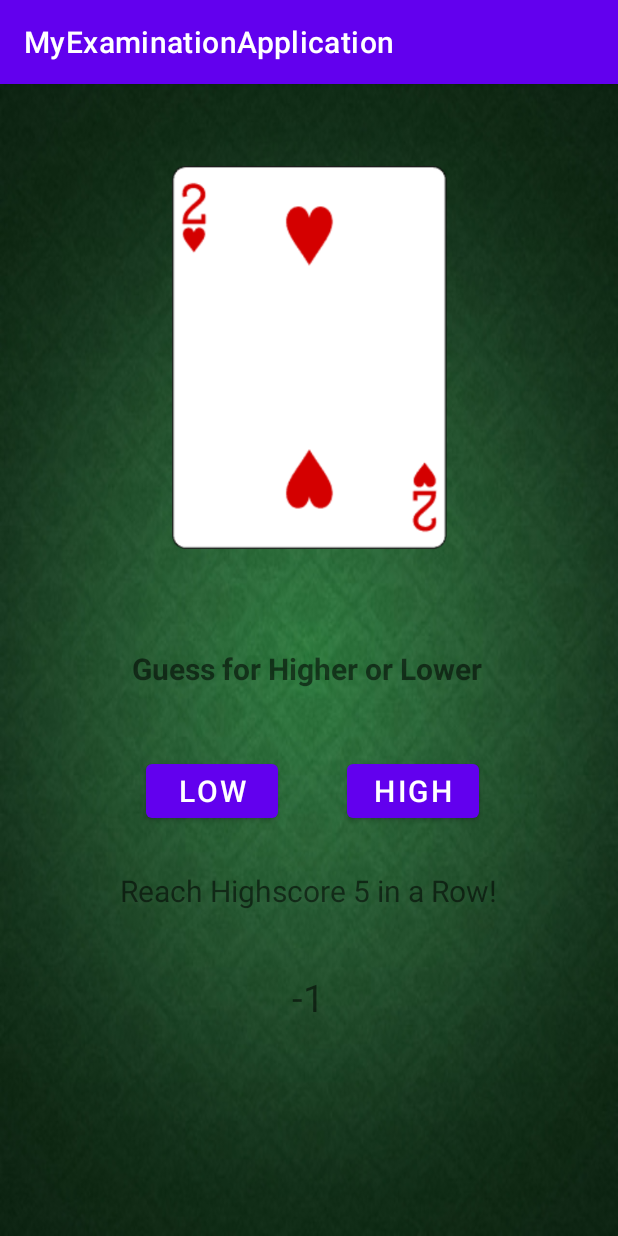
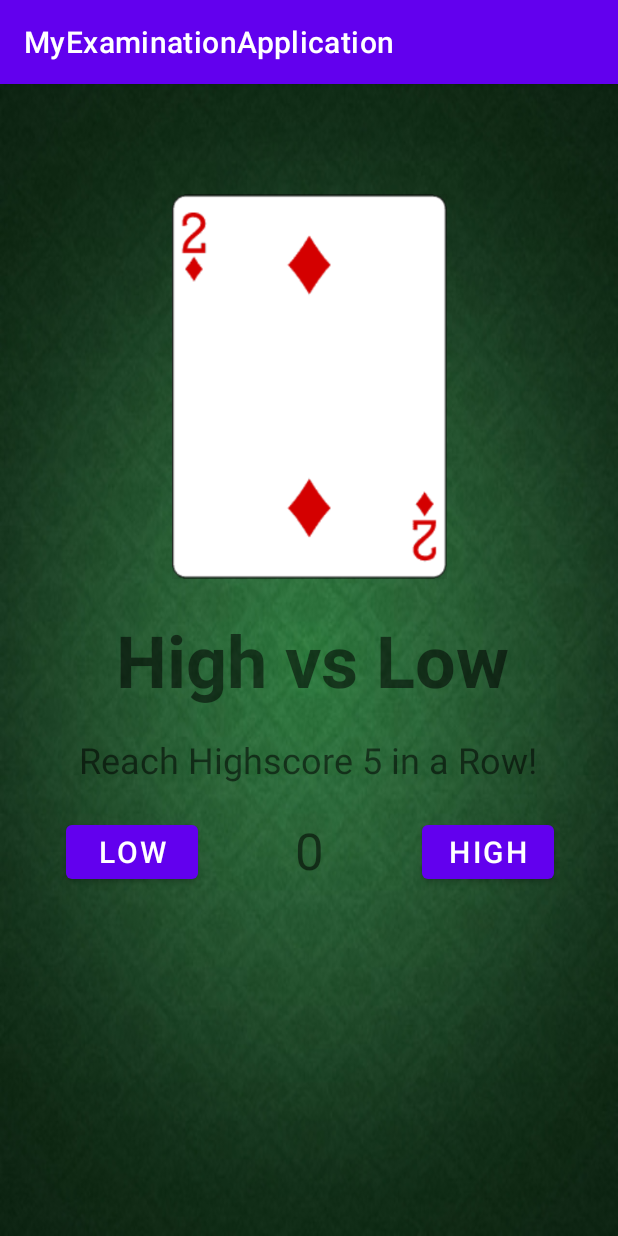
Before and after one commit to JonasB91/CardgameExamApp, an Android app: the screen it shows after launch (MainActivity), after a tap on "HIGH", on a phone screen of 412 x 824 dp. Run offline under Robolectric (Android 15) with nearby library versions, the phone set to English and light mode, and no system bars.

Commit message:
lite små ändringar, men vi får justera räknaren på buttons

```diff
--- a/app/src/main/java/com/example/myexaminationapplication/ActivityWinPage_Main.kt
+++ b/app/src/main/java/com/example/myexaminationapplication/ActivityWinPage_Main.kt
@@ -12,6 +12,10 @@ class ActivityWinPage : AppCompatActivity() {
         super.onCreate(savedInstanceState)
         setContentView(R.layout.activity_win_page)
 
+        val backButton = findViewById<Button>(R.id.buttonBack)
+        backButton.setOnClickListener {
+            finish()
+        }
 
 
 
--- a/app/src/main/java/com/example/myexaminationapplication/MainActivity.kt
+++ b/app/src/main/java/com/example/myexaminationapplication/MainActivity.kt
@@ -36,87 +36,92 @@ class MainActivity : AppCompatActivity() {
 
         val buttonHigh = findViewById<Button>(R.id.buttonPressHigh)
         buttonHigh.setOnClickListener {
+
             setNewrandomCard()
             checkAnswerHigh()
 
         }
         val buttonLow = findViewById<Button>(R.id.buttonPressLow)
         buttonLow.setOnClickListener {
+
             setNewrandomCard()
             checkAnswerLow()
 
-
         }
 
-
             cardsLibrary()
+            cardList.shuffle()
             setNewrandomCard()
             imageView.setImageResource(R.drawable.cardfrontside)
 
-
     }
 
-
-
+    //overridar för att reseta score efter man blivit skickat till ny aktivitet.
+    override fun onRestart() {
+        super.onRestart()
+        score = 0
+        scoreString = score.toString()
+        scoreView.text = scoreString
+    }
 
     fun cardsLibrary(){
-        val card1 = Card(2,R.drawable.clubsoftwo,"Clubs of Two")
-        val card2 = Card(3,R.drawable.clubsofthree,"Clubs of Three")
-        val card3 = Card(4,R.drawable.clubsoffour,"Clubs of Four")
-        val card4 = Card(5,R.drawable.clubsoffive,"Clubs of Five")
-        val card5 = Card(6,R.drawable.clubsofsix,"Clubs of Six")
-        val card6 = Card(7,R.drawable.clubsofseven,"Clubs of Seven")
-        val card7 = Card(8,R.drawable.clubsofeight,"Clubs of Eight")
-        val card8 = Card(9,R.drawable.clubsofnine,"Clubs of Nine")
-        val card9 = Card(10,R.drawable.clubsoften,"Clubs of Ten")
-        val card10 = Card(11,R.drawable.clubsofjack,"Clubs of Jack")
-        val card11 = Card(12,R.drawable.clubsofqueen,"Clubs of Queen")
-        val card12 = Card(13,R.drawable.clubsofking,"Clubs of King")
-        val card13 = Card(1,R.drawable.clubsoface,"Clubs of Ace")
+        val card1 = Card(2,R.drawable.clubsoftwo,"Two of Clubs")
+        val card2 = Card(3,R.drawable.clubsofthree,"Three of Clubs")
+        val card3 = Card(4,R.drawable.clubsoffour,"Four of Clubs")
+        val card4 = Card(5,R.drawable.clubsoffive,"Five of Clubs")
+        val card5 = Card(6,R.drawable.clubsofsix,"Six of Clubs")
+        val card6 = Card(7,R.drawable.clubsofseven,"Seven of Clubs")
+        val card7 = Card(8,R.drawable.clubsofeight,"Eight of Clubs")
+        val card8 = Card(9,R.drawable.clubsofnine,"Nine of Clubs")
+        val card9 = Card(10,R.drawable.clubsoften,"Ten of Clubs")
+        val card10 = Card(11,R.drawable.clubsofjack,"Jack of Clubs")
+        val card11 = Card(12,R.drawable.clubsofqueen,"Queen of Clubs")
+        val card12 = Card(13,R.drawable.clubsofking,"King of Clubs")
+        val card13 = Card(1,R.drawable.clubsoface,"Ace of Clubs")
 
         // card13 är Ace, vi bör kolla om vi ska ha den som både värde 1 & 13??
 
-        val card14 = Card(2,R.drawable.spadeoftwo,"Spade of Two")
-        val card15 = Card(3,R.drawable.spadeofthree,"Spade of Three")
-        val card16 = Card(4,R.drawable.spadeoffour,"Spade of Four")
-        val card17 = Card(5,R.drawable.spadeoffive,"Spade of Five")
-        val card18 = Card(6,R.drawable.spadeofsix,"Spade of Six")
-        val card19 = Card(7,R.drawable.spadeofseven,"Spade of Seven")
-        val card20 = Card(8,R.drawable.spadeofeight,"Spade of Eight")
-        val card21 = Card(9,R.drawable.spadeofnine,"Spade of Nine")
-        val card22 = Card(10,R.drawable.spadeoften,"Spade of Ten")
-        val card23 = Card(11,R.drawable.spadeofjack,"Spade of Jack")
-        val card24 = Card(12,R.drawable.spadeofqueen,"Spade of Queen")
-        val card25 = Card(13,R.drawable.spadeofking,"Spade of King")
-        val card26 = Card(1,R.drawable.spadeoface,"Spade of Ace")
+        val card14 = Card(2,R.drawable.spadeoftwo,"Two of Spades")
+        val card15 = Card(3,R.drawable.spadeofthree,"Three of Spades")
+        val card16 = Card(4,R.drawable.spadeoffour,"Four of Spades")
+        val card17 = Card(5,R.drawable.spadeoffive,"Five of Spades")
+        val card18 = Card(6,R.drawable.spadeofsix,"Six of Spades")
+        val card19 = Card(7,R.drawable.spadeofseven,"Seven of Spades")
+        val card20 = Card(8,R.drawable.spadeofeight,"Eight of Spades")
+        val card21 = Card(9,R.drawable.spadeofnine,"Nine of Spades")
+        val card22 = Card(10,R.drawable.spadeoften,"Ten of Spades")
+        val card23 = Card(11,R.drawable.spadeofjack,"Jack of Spades")
+        val card24 = Card(12,R.drawable.spadeofqueen,"Queen of Spades")
+        val card25 = Card(13,R.drawable.spadeofking,"King of Spades")
+        val card26 = Card(1,R.drawable.spadeoface,"Ace of Spades")
 
-        val card27 = Card(2,R.drawable.heartoftwo,"Heart of Two")
-        val card28 = Card(3,R.drawable.heartofthree,"Heart of Three")
-        val card29 = Card(4,R.drawable.heartoffour,"Heart of Four")
-        val card30 = Card(5,R.drawable.heartoffive,"Heart of Five")
-        val card31 = Card(6,R.drawable.heartofsix,"Heart of Six")
-        val card32 = Card(7,R.drawable.heartofseven,"Heart of Seven")
-        val card33 = Card(8,R.drawable.heartofeight,"Heart of Eight")
-        val card34 = Card(9,R.drawable.heartofnine,"Heart of Nine")
-        val card35 = Card(10,R.drawable.heartoften,"Heart of Ten")
-        val card36 = Card(11,R.drawable.heartofjack,"Heart of Jack")
-        val card37 = Card(12,R.drawable.heartofqueen,"Heart of Queen")
-        val card38 = Card(13,R.drawable.heartofking,"Heart of King")
-        val card39 = Card(1,R.drawable.heartoface,"Heart of Ace")
+        val card27 = Card(2,R.drawable.heartoftwo,"Two of Hearts")
+        val card28 = Card(3,R.drawable.heartofthree,"Three of Hearts")
+        val card29 = Card(4,R.drawable.heartoffour,"Four of Hearts")
+        val card30 = Card(5,R.drawable.heartoffive,"Five of Hearts")
+        val card31 = Card(6,R.drawable.heartofsix,"Six of Hearts")
+        val card32 = Card(7,R.drawable.heartofseven,"Seven of Hearts")
+        val card33 = Card(8,R.drawable.heartofeight,"Eight of Hearts")
+        val card34 = Card(9,R.drawable.heartofnine,"Nine of Hearts")
+        val card35 = Card(10,R.drawable.heartoften,"Ten of Hearts")
+        val card36 = Card(11,R.drawable.heartofjack,"Jack of Hearts")
+        val card37 = Card(12,R.drawable.heartofqueen,"Queen of Hearts")
+        val card38 = Card(13,R.drawable.heartofking,"King of Hearts")
+        val card39 = Card(1,R.drawable.heartoface,"Ace of Hearts")
 
-        val card40 = Card(2,R.drawable.diamondoftwo,"Diamond of Two")
-        val card41 = Card(3,R.drawable.diamondofthree,"Diamond of Three")
-        val card42 = Card(4,R.drawable.diamondoffour,"Diamond of Four")
-        val card43 = Card(5,R.drawable.diamondoffive,"Diamond of Five")
-        val card44 = Card(6,R.drawable.diamondofsix,"Diamond of Six")
-        val card45 = Card(7,R.drawable.diamondofseven,"Diamond of Seven")
-        val card46 = Card(8,R.drawable.diamondofeight,"Diamond of Eight")
-        val card47 = Card(9,R.drawable.diamondofnine,"Diamond of Nine")
-        val card48 = Card(10,R.drawable.diamondoften,"Diamond of Ten")
-        val card49 = Card(11,R.drawable.diamondofjack,"Diamond of Jack")
-        val card50 = Card(12,R.drawable.diamondofqueen,"Diamond of Queen")
-        val card51 = Card(13,R.drawable.diamondofking,"Diamond of King")
-        val card52 = Card(1,R.drawable.diamondoface,"Diamond of Ace")
+        val card40 = Card(2,R.drawable.diamondoftwo,"Two of Diamonds")
+        val card41 = Card(3,R.drawable.diamondofthree,"Three of Diamonds")
+        val card42 = Card(4,R.drawable.diamondoffour,"Four of Diamonds")
+        val card43 = Card(5,R.drawable.diamondoffive,"Five of Diamonds")
+        val card44 = Card(6,R.drawable.diamondofsix,"Six of Diamonds")
+        val card45 = Card(7,R.drawable.diamondofseven,"Seven of Diamonds")
+        val card46 = Card(8,R.drawable.diamondofeight,"Eight of Diamonds")
+        val card47 = Card(9,R.drawable.diamondofnine,"Nine of Diamonds")
+        val card48 = Card(10,R.drawable.diamondoften,"Ten of Diamonds")
+        val card49 = Card(11,R.drawable.diamondofjack,"Jack of Diamonds")
+        val card50 = Card(12,R.drawable.diamondofqueen,"Queen of Diamonds")
+        val card51 = Card(13,R.drawable.diamondofking,"King of Diamonds")
+        val card52 = Card(1,R.drawable.diamondoface,"Ace of Diamonds")
 
         cardList.add(card1)
         cardList.add(card2)
@@ -182,18 +187,16 @@ class MainActivity : AppCompatActivity() {
 
 
     fun checkAnswerHigh() {
-
         setNewrandomCard()
-
 
         if (firstCard.value > secondCard.value) {
             score++
+        }
+        else if (firstCard.value < secondCard.value){
+            score = 0
 
-
-        } else if (firstCard.value < secondCard.value){
-            score --
-
-
+        }  else if (firstCard.value == secondCard.value) {
+            score +2
         }
         scoreString = score.toString()
         scoreView.text = scoreString
@@ -204,31 +207,29 @@ class MainActivity : AppCompatActivity() {
             intent.putExtra("scoreResult", scoreResult)
             startActivity(intent)
 
-        } else if (score == -3) {
-            val scoreResults = scoreString
-            val intent = Intent(this, ActivityLose::class.java)
-            intent.putExtra("scoreResults", scoreResults)
-            startActivity(intent)
         }
+//        else if (score == -3) {
+//            val scoreResults = scoreString
+//            val intent = Intent(this, ActivityLose::class.java)
+//            intent.putExtra("scoreResults", scoreResults)
+//            startActivity(intent)
+//        }
 
     }
 
-
     fun checkAnswerLow()  {
-
         setNewrandomCard()
 
         if (firstCard.value < secondCard.value) {
             score++
-
-
         }
-        else if (firstCard.value > secondCard.value){
-            score --
+        else if (firstCard.value >= secondCard.value){
+            score = 0
+        } else if (firstCard.value == secondCard.value) {
+            score +2
         }
         scoreString = score.toString()
         scoreView.text = scoreString
-
 
         if (score == 3) {
             val scoreResult = scoreString
@@ -236,33 +237,28 @@ class MainActivity : AppCompatActivity() {
             intent.putExtra("scoreResult", scoreResult)
             startActivity(intent)
 
-        } else if (score == -3) {
-            val scoreResults = scoreString
-            val intent = Intent(this, ActivityLose::class.java)
-            intent.putExtra("scoreResults", scoreResults)
-            startActivity(intent)
-
         }
+//        else if (score == -3) {
+//            val scoreResults = scoreString
+//            val intent = Intent(this, ActivityLose::class.java)
+//            intent.putExtra("scoreResults", scoreResults)
+//            startActivity(intent)
+//
+//        }
 
     }
 
-
     fun setNewrandomCard() {
-
         secondCard = firstCard
         val randomIndex = Random.nextInt(cardList.size);
 
-         firstCard = cardList[randomIndex]
-
+        firstCard = cardList[randomIndex]
 
         imageView.setImageResource(firstCard.image)
+    }
 
 
 
 
-    }
-
 
 }
-
-// Hej oskar jag har skapat en ny gren
--- a/app/src/main/res/layout/activity_main.xml
+++ b/app/src/main/res/layout/activity_main.xml
@@ -11,12 +11,12 @@
         android:id="@+id/buttonPressHigh"
         android:layout_width="wrap_content"
         android:layout_height="wrap_content"
-        android:layout_marginTop="44dp"
+        android:layout_marginTop="72dp"
         android:onClick="buttonPressed"
         android:text="High"
         android:textSize="20sp"
         app:layout_constraintEnd_toEndOf="parent"
-        app:layout_constraintHorizontal_bias="0.715"
+        app:layout_constraintHorizontal_bias="0.869"
         app:layout_constraintStart_toStartOf="parent"
         app:layout_constraintTop_toBottomOf="@+id/questionView" />
 
@@ -24,37 +24,36 @@
         android:id="@+id/questionView"
         android:layout_width="wrap_content"
         android:layout_height="wrap_content"
-        android:layout_marginTop="376dp"
+        android:layout_marginTop="12dp"
         android:gravity="center"
-        android:text="Guess for Higher or Lower"
-        android:textSize="20sp"
+        android:text="High vs Low"
+        android:textSize="48sp"
         android:textStyle="bold"
         app:layout_constraintEnd_toEndOf="parent"
-        app:layout_constraintHorizontal_bias="0.492"
+        app:layout_constraintHorizontal_bias="0.516"
         app:layout_constraintStart_toStartOf="parent"
-        app:layout_constraintTop_toTopOf="parent" />
+        app:layout_constraintTop_toBottomOf="@+id/mainImage" />
 
     <ImageView
         android:id="@+id/mainImage"
         android:layout_width="183dp"
         android:layout_height="275dp"
-        app:layout_constraintBottom_toTopOf="@+id/questionView"
+        android:layout_marginTop="64dp"
         app:layout_constraintEnd_toEndOf="parent"
         app:layout_constraintStart_toStartOf="parent"
         app:layout_constraintTop_toTopOf="parent"
-        app:layout_constraintVertical_bias="0.445"
         app:srcCompat="@drawable/cardfrontside" />
 
     <Button
         android:id="@+id/buttonPressLow"
         android:layout_width="wrap_content"
         android:layout_height="wrap_content"
-        android:layout_marginTop="44dp"
+        android:layout_marginTop="72dp"
         android:onClick="buttonPressed"
         android:text="Low"
         android:textSize="20sp"
         app:layout_constraintEnd_toStartOf="@+id/buttonPressHigh"
-        app:layout_constraintHorizontal_bias="0.677"
+        app:layout_constraintHorizontal_bias="0.227"
         app:layout_constraintStart_toStartOf="parent"
         app:layout_constraintTop_toBottomOf="@+id/questionView" />
 
@@ -62,11 +61,10 @@
         android:id="@+id/textViewScore"
         android:layout_width="wrap_content"
         android:layout_height="wrap_content"
-        android:layout_marginTop="188dp"
+        android:layout_marginTop="72dp"
         android:text="Score"
-        android:textSize="25dp"
+        android:textSize="34sp"
         app:layout_constraintEnd_toEndOf="parent"
-        app:layout_constraintHorizontal_bias="0.498"
         app:layout_constraintStart_toStartOf="parent"
         app:layout_constraintTop_toBottomOf="@+id/questionView" />
 
@@ -74,14 +72,13 @@
         android:id="@+id/textViewAnswer"
         android:layout_width="wrap_content"
         android:layout_height="wrap_content"
-        android:layout_marginBottom="40dp"
+        android:layout_marginBottom="4dp"
         android:text="Reach Highscore 5 in a Row!"
-        android:textSize="20sp"
+        android:textSize="24sp"
         app:layout_constraintBottom_toTopOf="@+id/textViewScore"
         app:layout_constraintEnd_toEndOf="parent"
-        app:layout_constraintHorizontal_bias="0.497"
+        app:layout_constraintHorizontal_bias="0.495"
         app:layout_constraintStart_toStartOf="parent"
-        app:layout_constraintTop_toBottomOf="@+id/questionView"
-        app:layout_constraintVertical_bias="1.0" />
+        app:layout_constraintTop_toBottomOf="@+id/questionView" />
 
 </androidx.constraintlayout.widget.ConstraintLayout>
```
